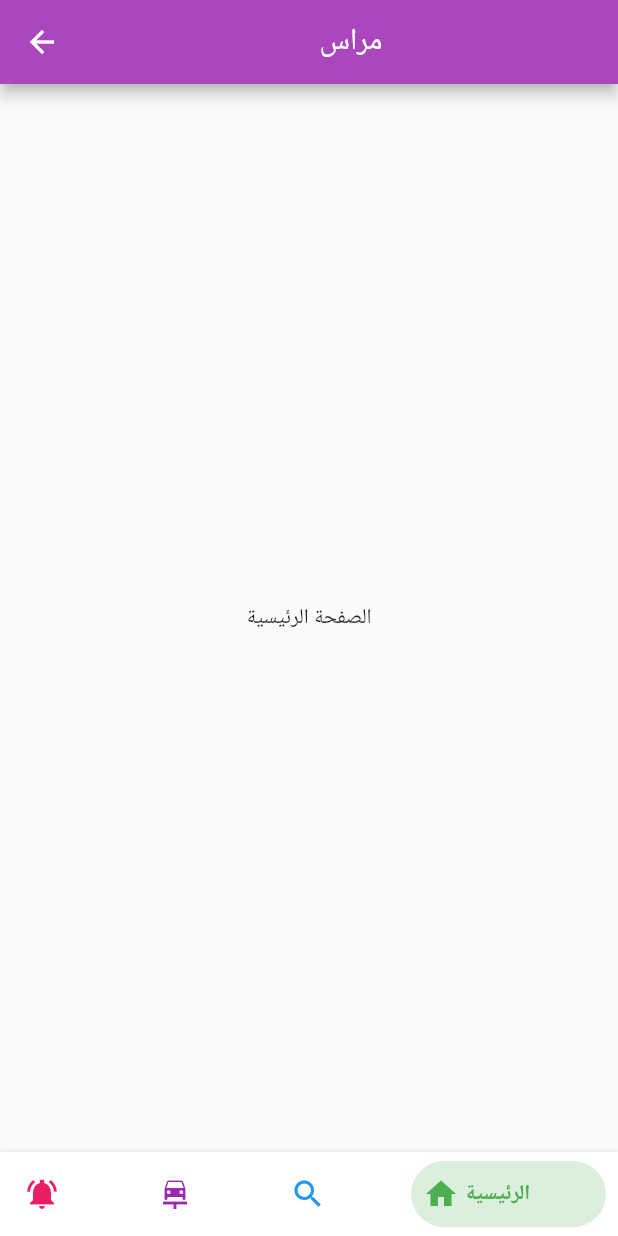
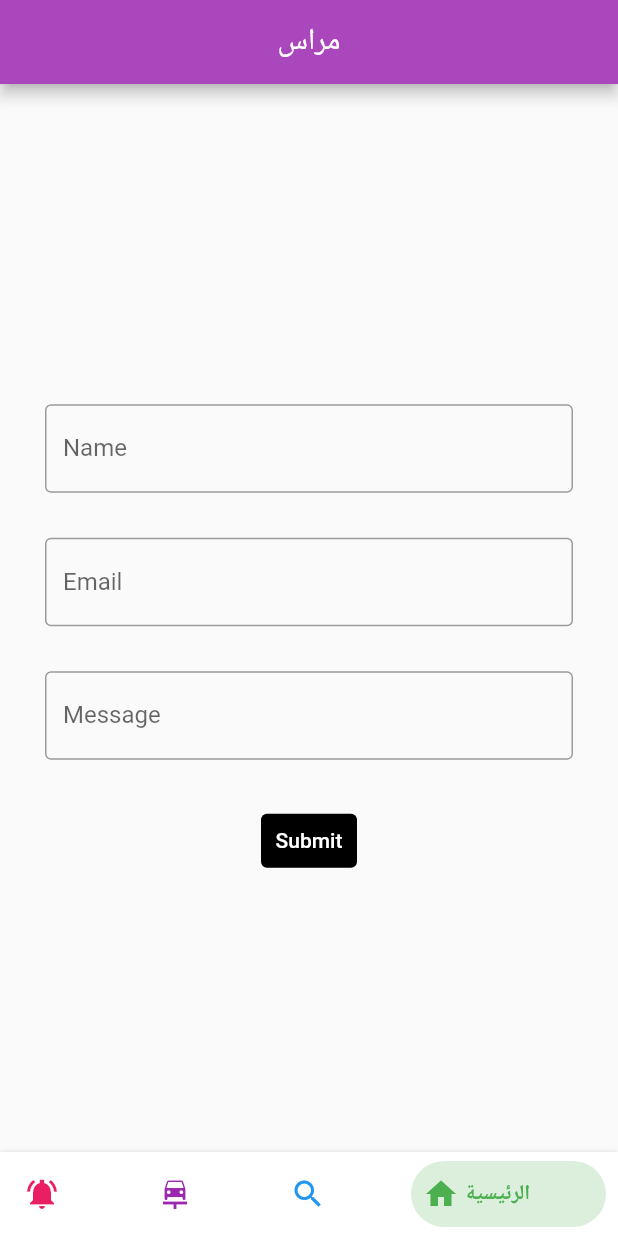
Before and after one commit to Noura-alhoshan/Meras, a Flutter app: the TRcategory screen opened directly, item 4 of the bottom bar chosen, on a phone screen of 412 x 824 dp. Run offline on Flutter 3.47's test engine with Material 2 defaults, Android fonts, the phone set to English and light mode, and no system bars; drawn by our look-alikes of bottom_navy_bar; our stand-ins replace cloud_firestore, firebase_core, firebase_messaging, fluttertoast, random_string; accounts and stored records are empty.

```diff
--- /dev/null
+++ b/lib/Models/ContactModel.dart
@@ -0,0 +1,42 @@
+// To parse this JSON data, do
+//
+//     final contactModel = contactModelFromJson(jsonString);
+
+import 'dart:convert';
+
+ContactModel contactModelFromJson(String str) =>
+    ContactModel.fromJson(json.decode(str));
+
+String contactModelToJson(ContactModel data) => json.encode(data.toJson());
+
+class ContactModel {
+  ContactModel({
+    this.id,
+    this.name,
+    this.email,
+    this.message,
+    this.createdAt,
+  });
+
+  String? id;
+  String? name;
+  String? email;
+  String? message;
+  dynamic createdAt;
+
+  factory ContactModel.fromJson(Map<String, dynamic> json) => ContactModel(
+        id: json["id"] == null ? null : json["id"],
+        name: json["name"] == null ? null : json["name"],
+        email: json["email"] == null ? null : json["email"],
+        message: json["message"] == null ? null : json["message"],
+        createdAt: json["createdAt"] == null ? null : json["createdAt"],
+      );
+
+  Map<String, dynamic> toJson() => {
+        "id": id == null ? null : id,
+        "name": name == null ? null : name,
+        "email": email == null ? null : email,
+        "message": message == null ? null : message,
+        "createdAt": createdAt == null ? null : createdAt,
+      };
+}
--- a/lib/TRcategory.dart
+++ b/lib/TRcategory.dart
@@ -1,7 +1,7 @@
 import 'package:bottom_navy_bar/bottom_navy_bar.dart';
 import 'package:flutter/material.dart';
+import 'package:meras_sprint1/Global.dart';
 import 'package:meras_sprint1/TRpages/TRhome.dart';
-
 import 'TRpages/TRexplore.dart';
 import 'TRpages/TRlessons.dart';
 import 'TRpages/TRnotification.dart';
@@ -13,6 +13,18 @@ class TRcategory extends StatefulWidget {
 
 class _State extends State<TRcategory> {
   int selectedIndex = 0;
+  @override
+  void initState() {
+    handleNotifications();
+    super.initState();
+  }
+
+  handleNotifications() async {
+    await firebaseMessaging.getToken().then((value) {
+      print(value);
+    });
+  }
+
   @override
   Widget build(BuildContext context) {
     return Scaffold(
--- a/lib/TRpages/TRhome.dart
+++ b/lib/TRpages/TRhome.dart
@@ -1,10 +1,100 @@
+import 'package:cloud_firestore/cloud_firestore.dart';
 import 'package:flutter/material.dart';
+import 'package:meras_sprint1/Models/ContactModel.dart';
+import 'package:meras_sprint1/Services/Database.dart';
+import 'package:random_string/random_string.dart';
+import '../Global.dart';
 
 class TRhome extends StatelessWidget {
+  final TextEditingController nameController = TextEditingController();
+  final TextEditingController emailController = TextEditingController();
+  final TextEditingController messageController = TextEditingController();
+
+  bool validateForm() {
+    if (nameController.text.length < 3) {
+      showMessage(
+          'Error - Name must be of minimum 3 characters', Status.FAILED);
+      return false;
+    } else if (emailController.text.length < 3) {
+      showMessage(
+          'Error - Email must be of minimum 3 characters', Status.FAILED);
+      return false;
+    } else if (messageController.text.length < 3) {
+      showMessage(
+          'Error - Message must be of minimum 3 characters', Status.FAILED);
+      return false;
+    } else {
+      return true;
+    }
+  }
+
   @override
   Widget build(BuildContext context) {
     return Center(
-      child: Text('الصفحة الرئيسية'),
+      child: Padding(
+        padding: const EdgeInsets.symmetric(horizontal: 30),
+        child: Column(
+          mainAxisAlignment: MainAxisAlignment.center,
+          children: [
+            SizedBox(
+              height: 30,
+            ),
+            TextFormField(
+              controller: nameController,
+              decoration: InputDecoration(
+                  border: OutlineInputBorder(),
+                  hintText: 'Enter Your Name',
+                  labelText: 'Name'),
+            ),
+            SizedBox(
+              height: 30,
+            ),
+            TextFormField(
+              controller: emailController,
+              decoration: InputDecoration(
+                  border: OutlineInputBorder(),
+                  hintText: 'Enter Your Email',
+                  labelText: 'Email'),
+            ),
+            SizedBox(
+              height: 30,
+            ),
+            TextFormField(
+              controller: messageController,
+              decoration: InputDecoration(
+                  border: OutlineInputBorder(),
+                  hintText: 'Enter Your Message',
+                  labelText: 'Message'),
+            ),
+            SizedBox(
+              height: 30,
+            ),
+            TextButton(
+              style: ButtonStyle(
+                  backgroundColor: MaterialStateProperty.all(Colors.black)),
+              child: Text(
+                'Submit',
+                style: TextStyle(color: Colors.white),
+              ),
+              onPressed: () async {
+                if (validateForm()) {
+                  final ContactModel contactData = ContactModel.fromJson({
+                    'id': randomAlpha(20),
+                    'name': nameController.text,
+                    'email': emailController.text,
+                    'message': messageController.text,
+                    'createdAt': FieldValue.serverTimestamp()
+                  });
+
+                  await Database().createContactRequest(contactData);
+
+                  showMessage('Hoorrayyy!, Your Form Is Valid', Status.SUCCESS);
+                }
+              },
+            )
+          ],
+        ),
+      ),
     );
   }
 }
--- a/lib/main.dart
+++ b/lib/main.dart
@@ -1,14 +1,19 @@
 import 'package:firebase_core/firebase_core.dart';
-import 'package:flutter/cupertino.dart';
+import 'package:firebase_messaging/firebase_messaging.dart';
 import 'package:flutter/material.dart';
-import 'ADcategory.dart';
-import 'TRcategory.dart';
+import 'package:meras_sprint1/TRcategory.dart';
 
 void main() async {
   WidgetsFlutterBinding.ensureInitialized();
   await Firebase.initializeApp();
 
+  FirebaseMessaging.onBackgroundMessage(_messageHandler);
+
   runApp(MaterialApp(
-    home: ADcategory(),
+    home: TRcategory(),
   ));
 }
+
+Future<void> _messageHandler(RemoteMessage message) async {
+  print('background message ${message.notification!.body}');
+}
--- a/pubspec.yaml
+++ b/pubspec.yaml
@@ -30,6 +30,11 @@ dependencies:
   bottom_navy_bar:
   firebase_core:
   cloud_firestore:
+  awesome_notifications:
+  firebase_messaging:
+  fluttertoast:
+  random_string:
+
 
 
 dev_dependencies:
```
Also changed, not shown: lib/Global.dart (added, +35 -0 lines), lib/Services/Database.dart (added, +19 -0 lines), pubspec.lock, 6 other files.
